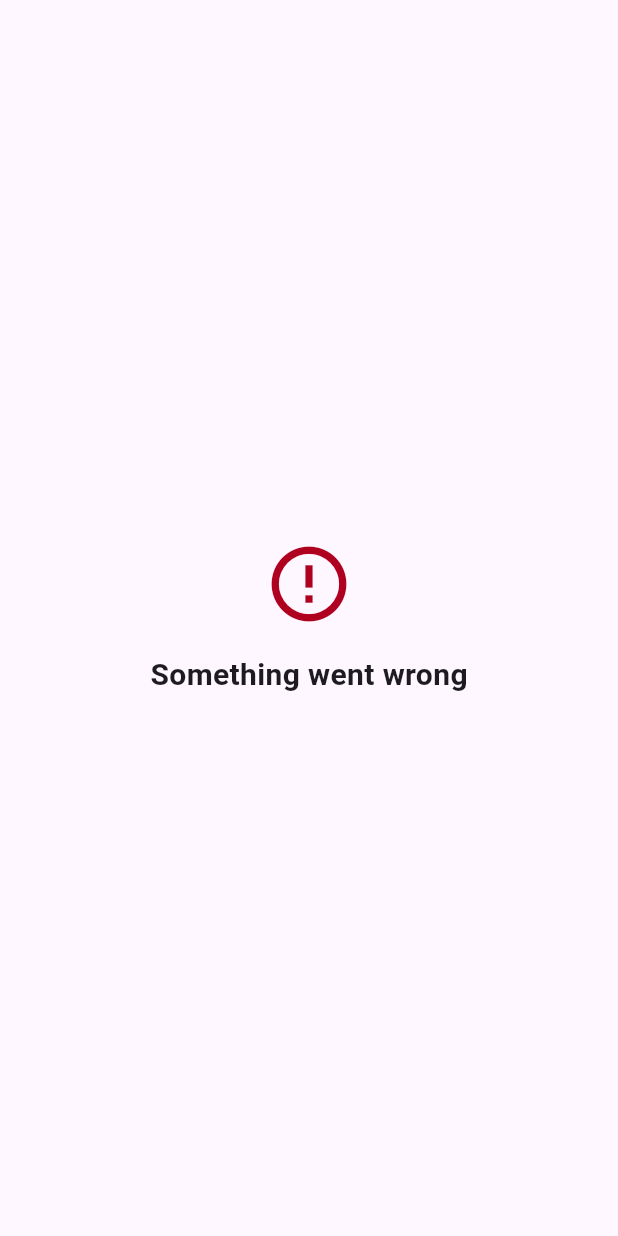
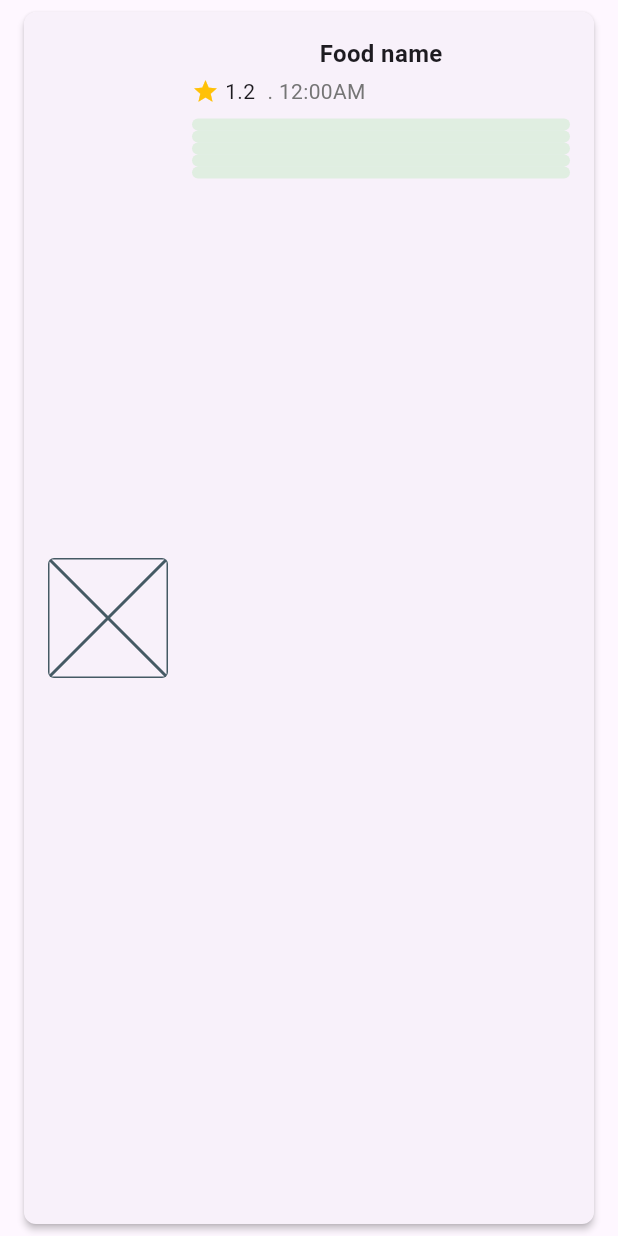
Before and after one commit to monmatprogramer/food_delivery_app, a Flutter app: the screen it shows after launch, on a phone screen of 412 x 824 dp. Run offline on Flutter 3.47's test engine with Material 3 defaults, Android fonts, the phone set to English and light mode, and no system bars; our stand-ins replace cached_network_image, dartz, dio, equatable, flutter_bloc, hive and 3 more; accounts and stored records are empty.

Commit message:
add more

```diff
--- a/food_delivery_app/lib/data/models/restaurant_model.dart
+++ b/food_delivery_app/lib/data/models/restaurant_model.dart
@@ -1,8 +1,6 @@
 import 'package:food_delivery_app/data/models/category_model.dart';
 import 'package:food_delivery_app/data/models/tag_model.dart';
-import 'package:food_delivery_app/domain/entities/category_entity.dart';
 import 'package:food_delivery_app/domain/entities/restaurant_entity.dart';
-import 'package:food_delivery_app/domain/entities/tag_entity.dart';
 import 'package:hive/hive.dart';
 import 'package:json_annotation/json_annotation.dart';
 
--- a/food_delivery_app/lib/domain/entities/restaurant_entity.dart
+++ b/food_delivery_app/lib/domain/entities/restaurant_entity.dart
@@ -1,5 +1,4 @@
 import 'package:equatable/equatable.dart';
-import 'package:flutter/foundation.dart';
 import 'package:food_delivery_app/domain/entities/category_entity.dart';
 import 'package:food_delivery_app/domain/entities/tag_entity.dart';
 
--- a/food_delivery_app/lib/main.dart
+++ b/food_delivery_app/lib/main.dart
@@ -1,5 +1,10 @@
 import 'package:flutter/material.dart';
+import 'package:food_delivery_app/domain/entities/category_entity.dart';
+import 'package:food_delivery_app/domain/entities/restaurant_entity.dart';
+import 'package:food_delivery_app/domain/entities/tag_entity.dart';
 import 'package:food_delivery_app/presentation/widgets/error_widget.dart';
+import 'package:food_delivery_app/presentation/widgets/loading_widget.dart';
+import 'package:food_delivery_app/presentation/widgets/restaurant_card.dart';
 
 void main() {
   runApp(const MyApp());
@@ -20,11 +25,26 @@ class MyApp extends StatelessWidget {
         useMaterial3: true,
       ),
       home: Scaffold(
-        body: ErrorDisplayWidget(
-            message: "Error test",
-            onRetry: () {
-              debugPrint("Error is pressed");
-            }),
+        body: SafeArea(
+          child: RestaurantListCard(
+            restaurant: RestaurantEntity(
+                id: 1,
+                name: "Food name",
+                imageUrl: "",
+                rating: 1.2,
+                deliveryTime: "12:00AM",
+                category:
+                    CategoryEntity(id: 1, name: "Category name", icon: ""),
+                tags: [
+                  TagEntity(id: 1, name: "Tage name1"),
+                  TagEntity(id: 2, name: "Tage name2"),
+                  TagEntity(id: 3, name: "Tage name3"),
+                  TagEntity(id: 4, name: "Tage name4"),
+                  TagEntity(id: 5, name: "Tage name5"),
+                ]),
+            onTap: () {},
+          ),
+        ),
       ),
     );
   }
--- /dev/null
+++ b/food_delivery_app/lib/presentation/widgets/restaurant_card.dart
@@ -0,0 +1,144 @@
+import 'package:cached_network_image/cached_network_image.dart';
+import 'package:flutter/material.dart';
+import 'package:food_delivery_app/core/contants/theme_constants.dart';
+import 'package:food_delivery_app/domain/entities/restaurant_entity.dart';
+import 'package:hive/hive.dart';
+
+class RestaurantListCard extends StatelessWidget {
+  final RestaurantEntity restaurant;
+  final VoidCallback onTap;
+  const RestaurantListCard(
+      {super.key, required this.restaurant, required this.onTap});
+
+  @override
+  Widget build(BuildContext context) {
+    return Card(
+      margin: const EdgeInsets.symmetric(
+          horizontal: AppDimensions.marginMedium,
+          vertical: AppDimensions.marginSmall),
+      shape: RoundedRectangleBorder(
+        borderRadius: BorderRadius.circular(AppDimensions.borderRadiusMedium),
+      ),
+      elevation: 2,
+      child: InkWell(
+        onTap: onTap,
+        borderRadius: BorderRadius.circular(AppDimensions.borderRadiusMedium),
+        child: Padding(
+          padding: const EdgeInsets.all(AppDimensions.marginMedium),
+          child: Row(
+            children: [
+              ClipRRect(
+                borderRadius:
+                    BorderRadius.circular(AppDimensions.borderRadiusSmall),
+                child: restaurant.imageUrl != null
+                    ?
+                    // ? CachedNetworkImage(
+                    //     imageUrl: restaurant.imageUrl!,
+                    //     width: 80,
+                    //     height: 80,
+                    //     fit: BoxFit.cover,
+                    //     placeholder: (context, url) => Container(
+                    //       width: 80,
+                    //       height: 80,
+                    //       color: Colors.grey[200],
+                    //       child: const Center(
+                    //         child: CircularProgressIndicator(),
+                    //       ),
+                    //     ),
+                    //   )
+                    Container(
+                        width: 80,
+                        height: 80,
+                        child: Placeholder(),
+                      )
+                    : Container(
+                        width: 80,
+                        height: 80,
+                        color: Colors.grey[200],
+                        child: const Icon(
+                          Icons.restaurant,
+                          color: Colors.grey,
+                        ),
+                      ),
+              ),
+              const SizedBox(
+                width: AppDimensions.marginMedium,
+              ),
+              Expanded(
+                  child: Column(
+                children: [
+                  // Restaurant nme
+                  Text(
+                    restaurant.name,
+                    style: const TextStyle(
+                      fontSize: AppDimensions.fontLarge,
+                      fontWeight: FontWeight.bold,
+                    ),
+                    maxLines: 1,
+                    overflow: TextOverflow.ellipsis,
+                  ),
+                  const SizedBox(
+                    height: AppDimensions.marginSmall / 2,
+                  ),
+                  //Restaurant rating
+                  Row(
+                    children: [
+                      const Icon(
+                        Icons.star,
+                        color: Colors.amber,
+                        size: 18,
+                      ),
+                      const SizedBox(
+                        width: 4,
+                      ),
+                      Text(
+                        restaurant.rating.toString(),
+                        style: const TextStyle(
+                          fontSize: AppDimensions.fontMedium,
+                        ),
+                      ),
+                      const SizedBox(
+                        width: AppDimensions.marginSmall,
+                      ),
+                      Text(
+                        ". ${restaurant.deliveryTime}",
+                        style: const TextStyle(
+                          fontSize: AppDimensions.fontMedium,
+                          color: AppColors.textSecondary,
+                        ),
+                      ),
+                    ],
+                  ),
+                  const SizedBox(
+                    height: AppDimensions.marginSmall,
+                  ),
+                  //Restaurant tags
+                  Wrap(
+                    spacing: AppDimensions.marginSmall,
+                    children: restaurant.tags.map((tag) {
+                      return Container(
+                        padding: const EdgeInsets.symmetric(
+                          horizontal: AppDimensions.marginSmall,
+                          vertical: 4,
+                        ),
+                        decoration: BoxDecoration(
+                          color:
+                              AppColors.secondaryLight.withValues(alpha: 0.2),
+                          borderRadius: BorderRadius.circular(
+                            AppDimensions.borderRadiusSmall,
+
+                          ),
+                          //TODO: Presentation-common widgets
+                        ),
+                      );
+                    }).toList(),
+                  )
+                ],
+              )),
+            ],
+          ),
+        ),
+      ),
+    );
+  }
+}
--- a/food_delivery_app/pubspec.yaml
+++ b/food_delivery_app/pubspec.yaml
@@ -44,6 +44,8 @@ dependencies:
   build_runner: ^2.4.15
   build: ^2.4.2
   flutter_bloc: ^9.0.0
+  shimmer: ^3.0.0
+  cached_network_image: ^3.4.1
 
 dev_dependencies:
   flutter_test:
```
Also changed, not shown: food_delivery_app/lib/presentation/widgets/error_widget.dart (+15 -0 lines), food_delivery_app/lib/presentation/widgets/loading_widget.dart (added, +64 -0 lines), food_delivery_app/pubspec.lock, 1 other file.
